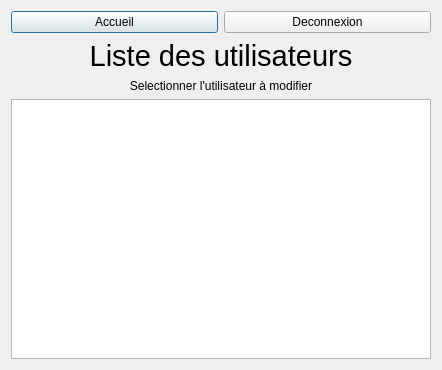
This is userslist.ui in HenriSalard/QT_TP1 as Qt 5 draws it before an edit. The edited form follows.
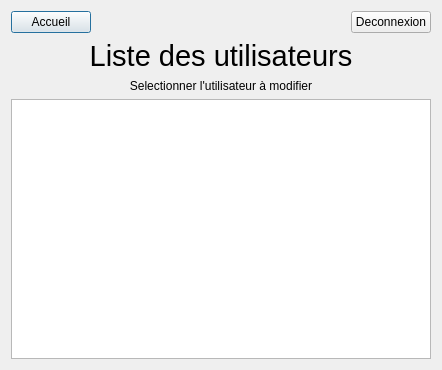
This is the edited form.

Diff of the .ui file:
```diff
--- a/userslist.ui
+++ b/userslist.ui
@@ -14,14 +14,14 @@
    <string>Dialog</string>
   </property>
   <layout class="QGridLayout" name="gridLayout">
-   <item row="0" column="0">
+   <item row="0" column="0" alignment="Qt::AlignLeft">
     <widget class="QPushButton" name="accueilButton">
      <property name="text">
       <string>Accueil</string>
      </property>
     </widget>
    </item>
-   <item row="0" column="1">
+   <item row="0" column="1" alignment="Qt::AlignRight">
     <widget class="QPushButton" name="logOutButton">
      <property name="text">
       <string>Deconnexion</string>
```
